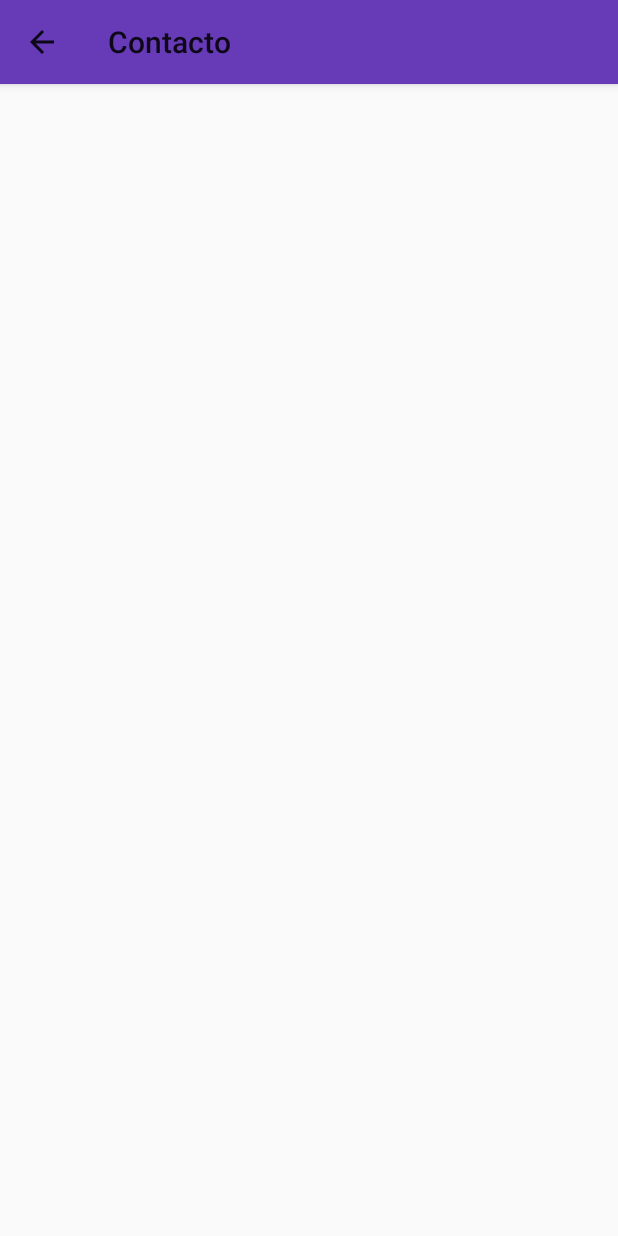
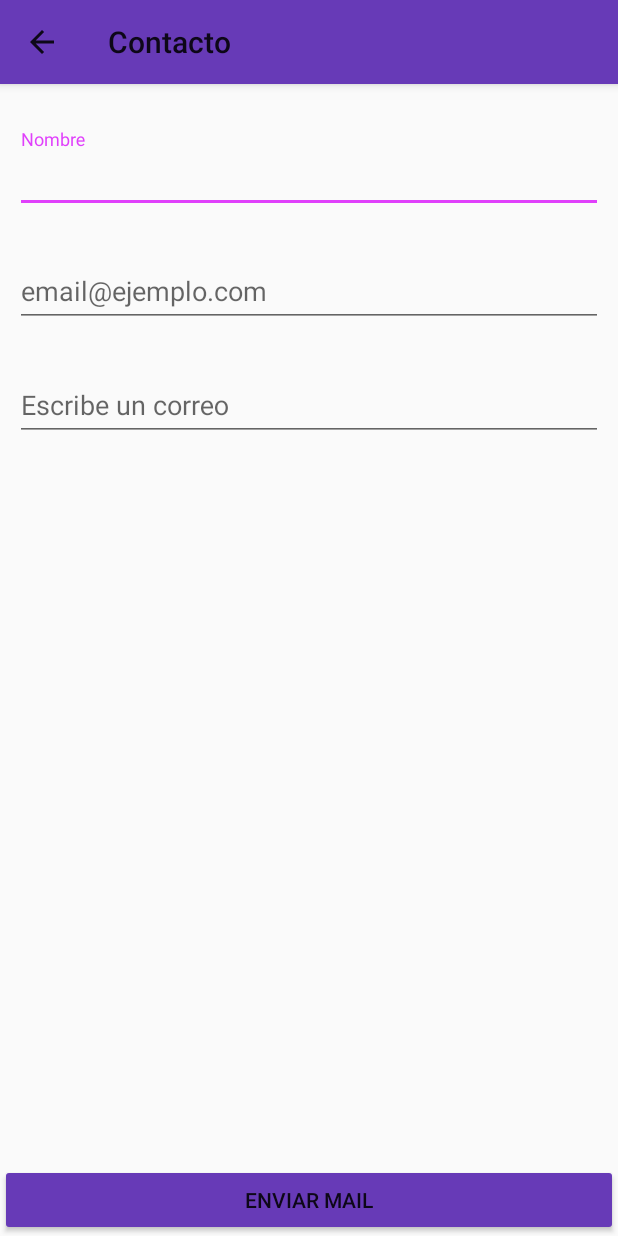
Before and after one commit to Xentinel/PetagramPrueba, an Android app: the Contacto screen opened directly, with no data from a screen before it, on a phone screen of 412 x 824 dp. Run offline under Robolectric (Android 15) with nearby library versions, the phone set to English and light mode, and no system bars.

Commit message:
layout te contacto

```diff
--- a/app/src/main/java/com/think/petagram2/Contacto.java
+++ b/app/src/main/java/com/think/petagram2/Contacto.java
@@ -2,10 +2,16 @@ package com.think.petagram2;
 
 import android.support.v7.app.AppCompatActivity;
 import android.os.Bundle;
+import android.support.v7.view.menu.ActionMenuItemView;
 import android.support.v7.widget.Toolbar;
+import android.view.View;
+import android.widget.Button;
+import android.widget.EditText;
+import android.widget.Toast;
 
 public class Contacto extends AppCompatActivity {
-
+    private Button enviarMail;
+    private EditText nombre,email,mensaje;
     @Override
     protected void onCreate(Bundle savedInstanceState) {
         super.onCreate(savedInstanceState);
@@ -14,5 +20,18 @@ public class Contacto extends AppCompatActivity {
         setSupportActionBar(actionBar);
         getSupportActionBar().setTitle(R.string.menuCont);
         getSupportActionBar().setDisplayHomeAsUpEnabled(true);
+        incializarElementosGUI();
+        enviarMail.setOnClickListener(new View.OnClickListener() {
+            @Override
+            public void onClick(View v) {
+                Toast.makeText(Contacto.this, email.getText(), Toast.LENGTH_SHORT).show();
+            }
+        });
+    }
+    private void incializarElementosGUI() {
+        enviarMail = (Button)findViewById(R.id.enviarMail);
+        nombre     = (EditText)findViewById(R.id.input_name);
+        email      = (EditText)findViewById(R.id.input_email);
+        mensaje    = (EditText)findViewById(R.id.input_message);
     }
 }
--- a/app/src/main/res/layout/activity_contacto.xml
+++ b/app/src/main/res/layout/activity_contacto.xml
@@ -7,4 +7,55 @@
     <include android:id="@+id/actionBarMain"
         layout="@layout/actionbar">
     </include>
+    <android.support.design.widget.TextInputLayout
+        android:layout_width="match_parent"
+        android:layout_height="wrap_content"
+        android:layout_below="@id/actionBarMain"
+        android:padding="10dp"
+        android:layout_marginTop="20dp"
+        android:id="@+id/input_name_layout">
+        <EditText
+            android:id="@+id/input_name"
+            android:layout_width="match_parent"
+            android:layout_height="wrap_content"
+            android:hint="@string/nombre_ejemplo" />
+    </android.support.design.widget.TextInputLayout>
+
+    <android.support.design.widget.TextInputLayout
+        android:layout_width="match_parent"
+        android:layout_height="wrap_content"
+        android:layout_below="@id/input_name_layout"
+        android:padding="10dp"
+        android:id="@+id/input_email_layout">
+        <EditText
+            android:id="@+id/input_email"
+            android:layout_width="match_parent"
+            android:layout_height="wrap_content"
+            android:hint="@string/mailayuda" />
+    </android.support.design.widget.TextInputLayout>
+
+    <android.support.design.widget.TextInputLayout
+        android:layout_width="match_parent"
+        android:layout_height="wrap_content"
+        android:layout_below="@id/input_email_layout"
+        android:padding="10dp"
+        android:id="@+id/input_message_layout">
+        <EditText
+            android:id="@+id/input_message"
+            android:layout_width="match_parent"
+            android:layout_height="wrap_content"
+            android:hint="@string/escribe" />
+    </android.support.design.widget.TextInputLayout>
+    <Button
+        android:layout_width="match_parent"
+        android:layout_height="wrap_content"
+        android:id="@+id/enviarMail"
+        android:text="Enviar Mail"
+        android:theme="@style/boton"
+        android:elevation="4dp"
+        android:layout_alignParentBottom="true"
+        android:layout_alignParentLeft="true"
+        android:layout_alignParentStart="true" />
+
+
 </RelativeLayout>
--- a/app/src/main/res/values/strings.xml
+++ b/app/src/main/res/values/strings.xml
@@ -6,4 +6,7 @@
     <string name="title_activity_contacto">Contacto</string>
     <string name="nombreDesarrollador">Julio César Romero Pérez</string>
     <string name="desarolladopor">Desarrollado por:</string>
+    <string name="mailayuda">email@ejemplo.com</string>
+    <string name="nombre_ejemplo">Nombre</string>
+    <string name="escribe">Escribe un correo</string>
 </resources>
--- a/app/src/main/res/values/styles.xml
+++ b/app/src/main/res/values/styles.xml
@@ -7,5 +7,9 @@
         <item name="colorPrimaryDark">@color/colorPrimaryDark</item>
         <item name="colorAccent">@color/colorAccent</item>
     </style>
+    <style name="boton" parent="Theme.AppCompat.Light">
+        <item name="colorControlHighlight">@color/colorAccent</item>
+        <item name="colorButtonNormal">@color/colorPrimary</item>
+    </style>
 
 </resources>
```
